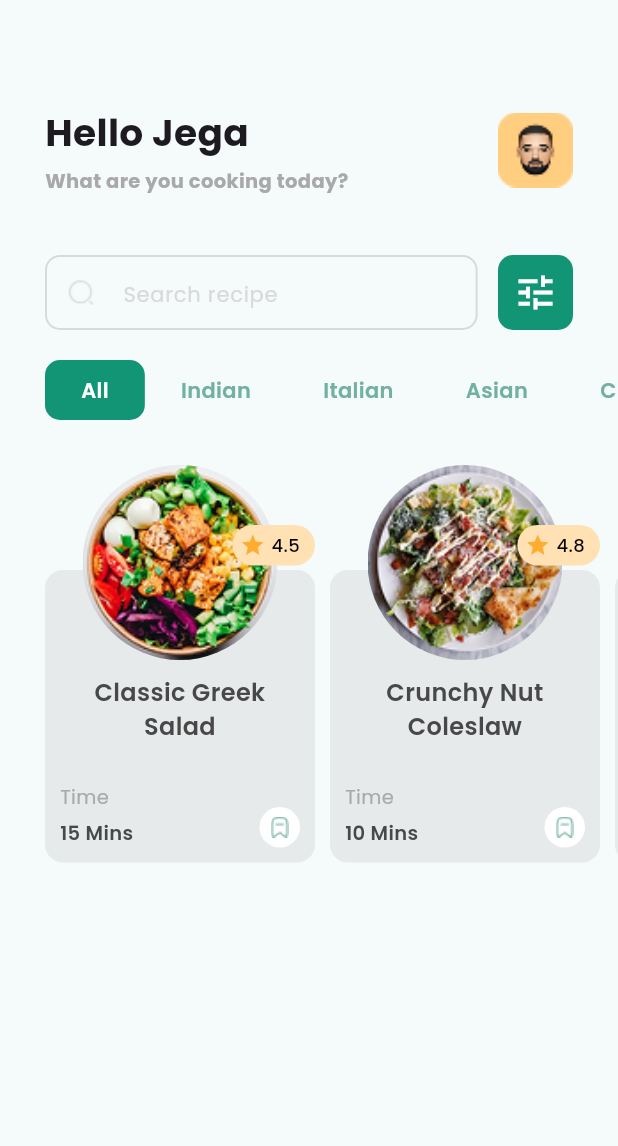
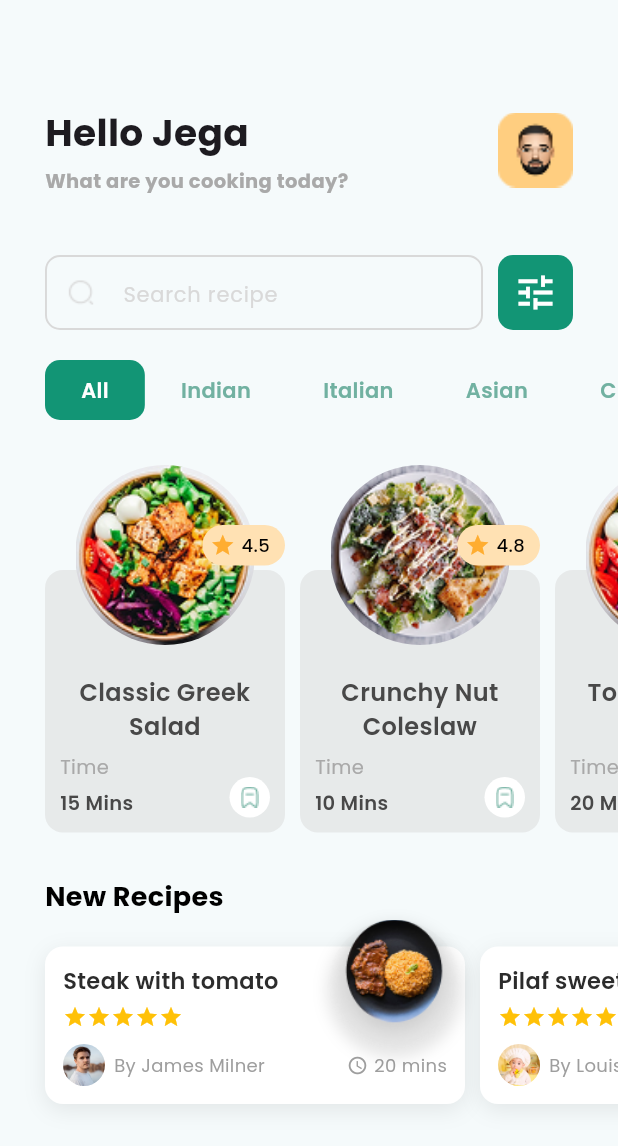
Before and after one commit to Manufacturer1/recipee_app, a Flutter app: the screen it shows after launch, on a phone screen of 412 x 824 dp. Shown: the top 1146 px of the screen. Run offline on Flutter 3.47's test engine with Material 3 defaults, Android fonts, the phone set to English and light mode, and no system bars; our stand-ins replace google_fonts.

Commit message:
feat: added review cards

```diff
--- /dev/null
+++ b/lib/data/mockData/review_list.dart
@@ -0,0 +1,18 @@
+import 'package:recipee_app/models/review_data.dart';
+
+final List<ReviewData> reviews = [
+  ReviewData(
+    imageUrl: "assets/review_plate_image.png",
+    title: "Steak with tomato",
+    reviewerIcon: "assets/reviewer_1.jpg",
+    reviewerName: "James Milner",
+    time: "20 mins",
+  ),
+  ReviewData(
+    imageUrl: "assets/review_plate_image.png",
+    title: "Pilaf sweet",
+    reviewerIcon: "assets/reviewer_2.png",
+    reviewerName: "Louis Milner",
+    time: "10 mins",
+  ),
+];
--- /dev/null
+++ b/lib/models/review_data.dart
@@ -0,0 +1,15 @@
+class ReviewData {
+  final String imageUrl;
+  final String title;
+  final String reviewerIcon;
+  final String reviewerName;
+  final String time;
+
+  ReviewData({
+    required this.imageUrl,
+    required this.title,
+    required this.reviewerIcon,
+    required this.reviewerName,
+    required this.time,
+  });
+}
--- a/lib/views/pages/home_page.dart
+++ b/lib/views/pages/home_page.dart
@@ -1,6 +1,7 @@
 import 'package:flutter/material.dart';
 import 'package:recipee_app/widgets/category_filter.dart';
 import 'package:recipee_app/widgets/dishes.dart';
+import 'package:recipee_app/widgets/rewiew_wrapper.dart';
 import 'package:recipee_app/widgets/search_recipee.dart';
 import 'package:recipee_app/widgets/welcome.dart';
 
@@ -9,8 +10,20 @@ class HomePage extends StatelessWidget {
 
   @override
   Widget build(BuildContext context) {
-    return const Column(
-      children: [Welcome(), SearchRecipee(), CategoryFilter(), Dishes()],
+    return SingleChildScrollView(
+      child: Padding(
+        padding: const EdgeInsets.only(bottom: 10.0),
+        child: Column(
+          crossAxisAlignment: CrossAxisAlignment.start,
+          children: const [
+            Welcome(),
+            SearchRecipee(),
+            CategoryFilter(),
+            Dishes(),
+            ReviewWrapper(),
+          ],
+        ),
+      ),
     );
   }
 }
--- a/lib/widgets/food_card.dart
+++ b/lib/widgets/food_card.dart
@@ -30,8 +30,8 @@ class _FoodcardState extends State<Foodcard> {
         borderRadius: BorderRadius.circular(12),
         color: const Color(0xffD9D9D9).withAlpha((0.5 * 255).toInt()),
       ),
-      width: 180,
-      height: 195,
+      width: 160,
+      height: 175,
       child: Column(
         mainAxisAlignment: MainAxisAlignment.spaceBetween,
         children: [
@@ -49,8 +49,8 @@ class _FoodcardState extends State<Foodcard> {
                       child: ClipOval(
                         child: Image.asset(
                           widget.imageUrl,
-                          width: 130,
-                          height: 130,
+                          width: 120,
+                          height: 120,
                           fit: BoxFit.contain,
                         ),
                       ),
--- /dev/null
+++ b/lib/widgets/review.dart
@@ -0,0 +1,129 @@
+import 'package:flutter/material.dart';
+import 'package:recipee_app/widgets/review_stars.dart';
+
+class Review extends StatelessWidget {
+  final String imageUrl;
+  final String title;
+  final String reviewerIcon;
+  final String reviewerName;
+  final String time;
+
+  const Review({
+    super.key,
+    required this.imageUrl,
+    required this.title,
+    required this.reviewerIcon,
+    required this.reviewerName,
+    required this.time,
+  });
+
+  @override
+  Widget build(BuildContext context) {
+    return Container(
+      width: 280,
+      padding: const EdgeInsets.all(12),
+      decoration: BoxDecoration(
+        borderRadius: BorderRadius.circular(12),
+        color: Colors.white,
+        boxShadow: [
+          BoxShadow(
+            color: Color.fromRGBO(0, 0, 0, 0.08),
+            blurRadius: 12,
+            offset: const Offset(0, 4),
+          ),
+        ],
+      ),
+      child: Stack(
+        clipBehavior: Clip.none,
+        children: [
+          Column(
+            crossAxisAlignment: CrossAxisAlignment.start,
+            mainAxisSize: MainAxisSize.min,
+            children: [
+              // Title
+              Text(
+                title,
+                style: const TextStyle(
+                  fontSize: 15,
+                  fontWeight: FontWeight.w600,
+                  color: Color(0xFF2C2C2C),
+                ),
+                maxLines: 2,
+                overflow: TextOverflow.ellipsis,
+              ),
+              const SizedBox(height: 6),
+
+              // Star Rating
+              ReviewStars(),
+              const SizedBox(height: 10),
+
+              // Bottom Row: Reviewer Info and Time
+              Row(
+                children: [
+                  // Reviewer Avatar
+                  ClipOval(
+                    child: Image.asset(
+                      reviewerIcon,
+                      width: 28,
+                      height: 28,
+                      fit: BoxFit.cover,
+                    ),
+                  ),
+                  const SizedBox(width: 6),
+
+                  // Reviewer Name
+                  Expanded(
+                    child: Text(
+                      'By $reviewerName',
+                      style: const TextStyle(
+                        fontSize: 12,
+                        color: Color(0xFF9E9E9E),
+                      ),
+                      overflow: TextOverflow.ellipsis,
+                    ),
+                  ),
+
+                  // Time Icon and Text
+                  const Icon(
+                    Icons.access_time,
+                    size: 14,
+                    color: Color(0xFF9E9E9E),
+                  ),
+                  const SizedBox(width: 4),
+                  Text(
+                    time,
+                    style: const TextStyle(
+                      fontSize: 12,
+                      color: Color(0xFF9E9E9E),
+                    ),
+                  ),
+                ],
+              ),
+            ],
+          ),
+
+          // Circular Food Image (positioned at top right)
+          Positioned(
+            top: -30,
+            right: -10,
+            child: Container(
+              width: 90,
+              height: 90,
+              decoration: BoxDecoration(
+                shape: BoxShape.circle,
+                boxShadow: [
+                  BoxShadow(
+                    color: Color.fromRGBO(0, 0, 0, 0.1),
+                    blurRadius: 8,
+                    offset: const Offset(0, 2),
+                  ),
+                ],
+              ),
+              child: ClipOval(child: Image.asset(imageUrl, fit: BoxFit.cover)),
+            ),
+          ),
+        ],
+      ),
+    );
+  }
+}
--- /dev/null
+++ b/lib/widgets/review_stars.dart
@@ -0,0 +1,15 @@
+import 'package:flutter/material.dart';
+
+class ReviewStars extends StatelessWidget {
+  const ReviewStars({super.key});
+
+  @override
+  Widget build(BuildContext context) {
+    return Row(
+      mainAxisSize: MainAxisSize.min,
+      children: List.generate(5, (index) {
+        return Icon(Icons.star, color: Colors.amber, size: 16);
+      }),
+    );
+  }
+}
--- /dev/null
+++ b/lib/widgets/rewiew_wrapper.dart
@@ -0,0 +1,55 @@
+import 'package:flutter/material.dart';
+import 'package:recipee_app/data/mockData/review_list.dart';
+import 'package:recipee_app/widgets/review.dart';
+
+class ReviewWrapper extends StatefulWidget {
+  const ReviewWrapper({super.key});
+
+  @override
+  State<ReviewWrapper> createState() => _ReviewWrapperState();
+}
+
+class _ReviewWrapperState extends State<ReviewWrapper> {
+  @override
+  Widget build(BuildContext context) {
+    return Padding(
+      padding: const EdgeInsets.only(left: 30, top: 30),
+      child: Column(
+        crossAxisAlignment: CrossAxisAlignment.start,
+        children: [
+          Text(
+            "New Recipes",
+            style: TextStyle(
+              color: Color(0xff000000),
+              fontSize: 18,
+              fontWeight: FontWeight.bold,
+            ),
+          ),
+          const SizedBox(height: 20),
+          SingleChildScrollView(
+            clipBehavior: Clip.none,
+            scrollDirection: Axis.horizontal,
+            child: Row(
+              mainAxisAlignment: MainAxisAlignment.start,
+              crossAxisAlignment: CrossAxisAlignment.start,
+              children: [
+                ...reviews.map(
+                  (review) => Padding(
+                    padding: const EdgeInsets.only(right: 10),
+                    child: Review(
+                      imageUrl: review.imageUrl,
+                      title: review.title,
+                      time: review.time,
+                      reviewerIcon: review.reviewerIcon,
+                      reviewerName: review.reviewerName,
+                    ),
+                  ),
+                ),
+              ],
+            ),
+          ),
+        ],
+      ),
+    );
+  }
+}
--- a/lib/widgets/search_recipee.dart
+++ b/lib/widgets/search_recipee.dart
@@ -8,11 +8,10 @@ class SearchRecipee extends StatelessWidget {
     return Padding(
       padding: const EdgeInsets.symmetric(horizontal: 30, vertical: 20),
       child: Row(
-        mainAxisAlignment: MainAxisAlignment.spaceBetween,
         children: [
-          SizedBox(
+          Expanded(
+            child: SizedBox(
               height: 50,
-            width: MediaQuery.of(context).size.width * 0.7,
               child: TextField(
                 decoration: InputDecoration(
                   hintText: "Search recipe",
@@ -28,27 +27,28 @@ class SearchRecipee extends StatelessWidget {
                   ),
                   contentPadding: const EdgeInsets.symmetric(vertical: 15),
                   enabledBorder: OutlineInputBorder(
-                  borderRadius: BorderRadius.circular(10), // rounded corners
+                    borderRadius: BorderRadius.circular(10),
                     borderSide: const BorderSide(
-                    color: Color(0xffD9D9D9), // border color
+                      color: Color(0xffD9D9D9),
                       width: 1.3,
                     ),
                   ),
                   focusedBorder: OutlineInputBorder(
                     borderRadius: BorderRadius.circular(10),
                     borderSide: const BorderSide(
-                    color: Color(0xffD9D9D9), // keep same color on focus
+                      color: Color(0xffD9D9D9),
                       width: 1.3,
                     ),
                   ),
                 ),
               ),
             ),
+          ),
+
+          const SizedBox(width: 10),
 
           TextButton(
-            onPressed: () {
-              // Add your onPressed logic here
-            },
+            onPressed: () {},
             style: TextButton.styleFrom(
               backgroundColor: const Color(0xFF129575),
               minimumSize: const Size(50, 50),
```
Also changed, not shown: assets/Union.svg (deleted), assets/review_plate_image.png (added), assets/reviewer_1.jpg (added), assets/reviewer_2.png (added). Lines whose indentation alone changed are shown as unchanged.
